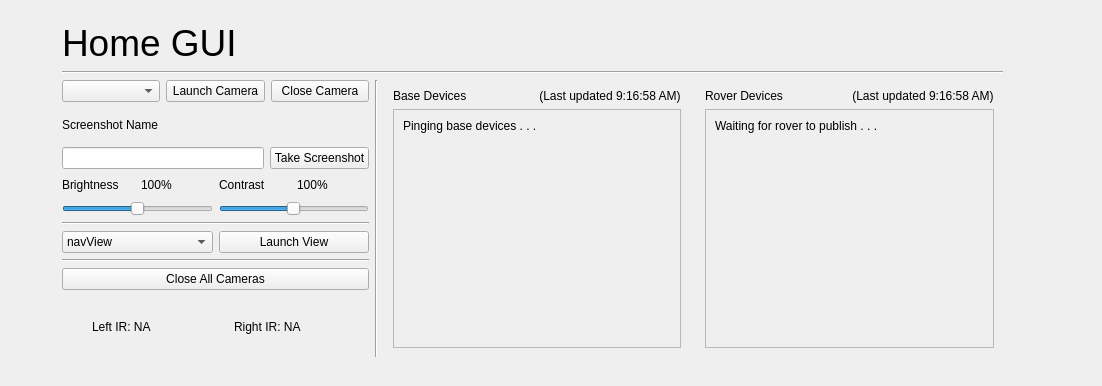
Qt form mars_ws/src/home_gui/home_gui.ui (BYUMarsRover/Autonomy-ROS2) before a commit.
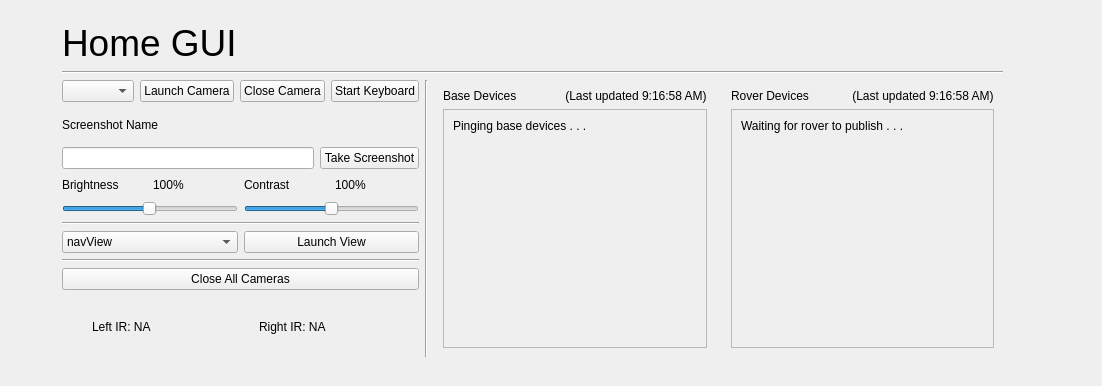
The same form after that commit.

Commit message: feat: add text typing into home gui

```diff
--- a/mars_ws/src/home_gui/home_gui.ui
+++ b/mars_ws/src/home_gui/home_gui.ui
@@ -84,6 +84,13 @@
                </property>
               </widget>
              </item>
+             <item>
+              <widget class="QPushButton" name="keyboardLaunchSingleButton">
+               <property name="text">
+                <string>Start Keyboard</string>
+               </property>
+              </widget>
+             </item>
             </layout>
            </item>
            <item>
```
